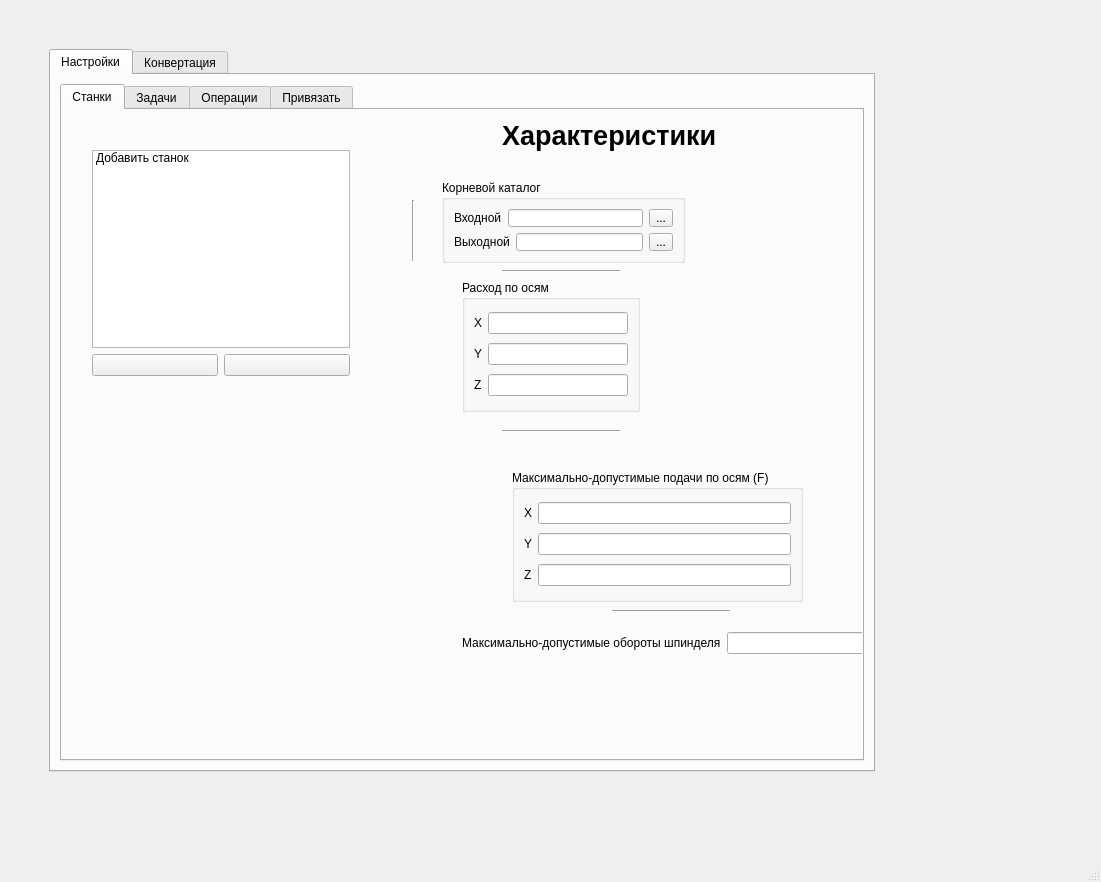
Qt form docs/pyside2-designer/ui.ui (filthps/CNC-File-Parser) before a commit.
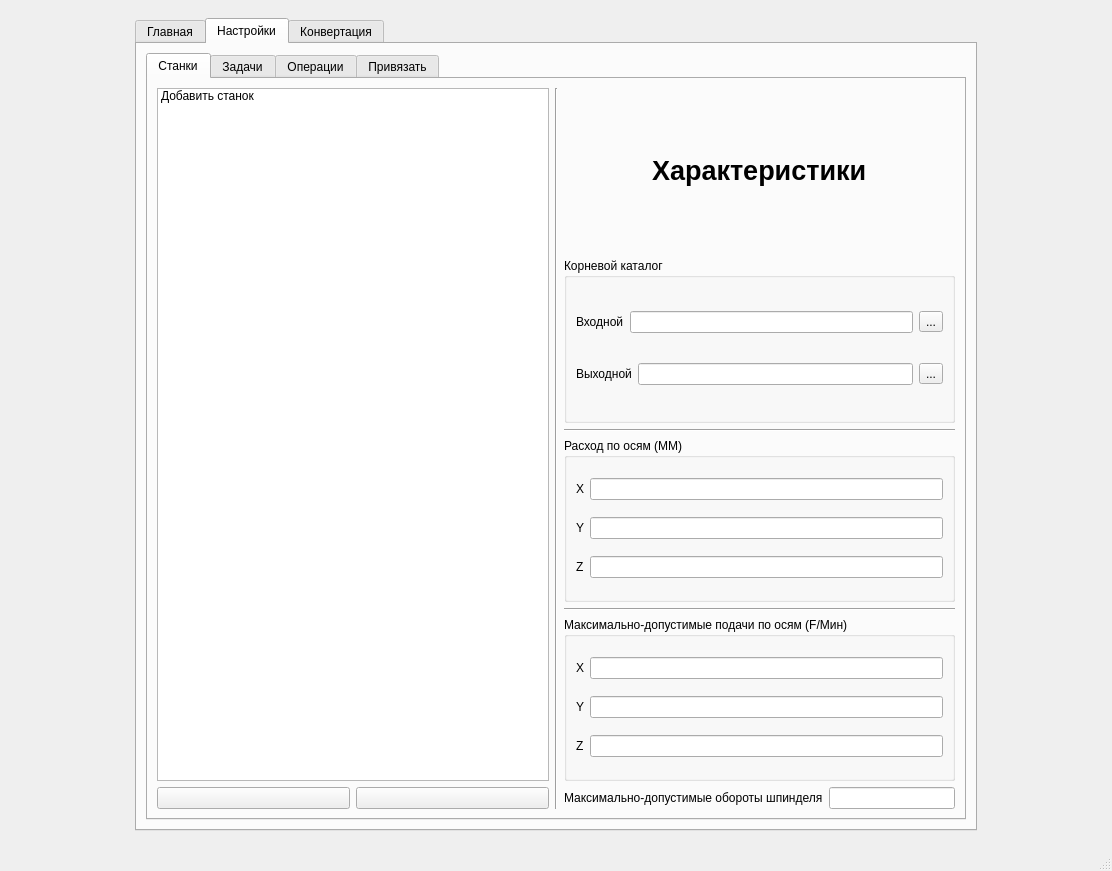
The same form after that commit. The open tabs and pages were chosen to show the change. Icons and pictures are not drawn.

Commit message: Обновил UI

The edit to the form file:
```diff
--- a/docs/pyside2-designer/ui.ui
+++ b/docs/pyside2-designer/ui.ui
@@ -6,13 +6,16 @@
    <rect>
     <x>0</x>
     <y>0</y>
-    <width>1101</width>
-    <height>882</height>
+    <width>1112</width>
+    <height>871</height>
    </rect>
   </property>
   <property name="windowTitle">
    <string>MainWindow</string>
   </property>
+  <property name="styleSheet">
+   <string notr="true"/>
+  </property>
   <widget class="QWidget" name="main_page">
    <property name="enabled">
     <bool>true</bool>
@@ -39,8 +42,6 @@
        <number>1</number>
       </property>
       <widget class="QWidget" name="main">
-       <layout class="QVBoxLayout" name="verticalLayout_24">
-        <item>
          <layout class="QVBoxLayout" name="verticalLayout_23">
           <item>
            <spacer name="verticalSpacer">
@@ -50,7 +51,7 @@
             <property name="sizeHint" stdset="0">
              <size>
               <width>20</width>
-              <height>40</height>
+            <height>372</height>
              </size>
             </property>
            </spacer>
@@ -58,13 +59,13 @@
           <item>
            <layout class="QHBoxLayout" name="horizontalLayout">
             <item>
-             <spacer name="horizontalSpacer">
+           <spacer name="horizontalSpacer_2">
               <property name="orientation">
                <enum>Qt::Horizontal</enum>
               </property>
               <property name="sizeHint" stdset="0">
                <size>
-                <width>40</width>
+              <width>18</width>
                 <height>20</height>
                </size>
               </property>
@@ -77,6 +78,19 @@
               </property>
              </widget>
             </item>
+          <item>
+           <spacer name="horizontalSpacer">
+            <property name="orientation">
+             <enum>Qt::Horizontal</enum>
+            </property>
+            <property name="sizeHint" stdset="0">
+             <size>
+              <width>40</width>
+              <height>20</height>
+             </size>
+            </property>
+           </spacer>
+          </item>
             <item>
              <widget class="QCommandLinkButton" name="to_sapr">
               <property name="enabled">
@@ -87,13 +101,42 @@
               </property>
              </widget>
             </item>
+          <item>
+           <spacer name="horizontalSpacer_55">
+            <property name="orientation">
+             <enum>Qt::Horizontal</enum>
+            </property>
+            <property name="sizeHint" stdset="0">
+             <size>
+              <width>40</width>
+              <height>20</height>
+             </size>
+            </property>
+           </spacer>
+          </item>
             <item>
              <widget class="QCommandLinkButton" name="commandLinkButton_8">
+            <property name="enabled">
+             <bool>false</bool>
+            </property>
               <property name="text">
                <string>Калькулятор режимов</string>
               </property>
              </widget>
             </item>
+          <item>
+           <spacer name="horizontalSpacer_56">
+            <property name="orientation">
+             <enum>Qt::Horizontal</enum>
+            </property>
+            <property name="sizeHint" stdset="0">
+             <size>
+              <width>40</width>
+              <height>20</height>
+             </size>
+            </property>
+           </spacer>
+          </item>
             <item>
              <widget class="QCommandLinkButton" name="to_options">
               <property name="enabled">
@@ -114,7 +157,7 @@
              </widget>
             </item>
             <item>
-             <spacer name="horizontalSpacer_2">
+           <spacer name="horizontalSpacer_57">
               <property name="orientation">
                <enum>Qt::Horizontal</enum>
               </property>
@@ -136,28 +179,38 @@
             <property name="sizeHint" stdset="0">
              <size>
               <width>20</width>
-              <height>40</height>
+            <height>372</height>
              </size>
             </property>
            </spacer>
-          </item>
-         </layout>
         </item>
        </layout>
       </widget>
       <widget class="QWidget" name="options">
+       <layout class="QHBoxLayout" name="horizontalLayout_49">
+        <item>
+         <spacer name="horizontalSpacer_33">
+          <property name="orientation">
+           <enum>Qt::Horizontal</enum>
+          </property>
+          <property name="sizeHint" stdset="0">
+           <size>
+            <width>76</width>
+            <height>20</height>
+           </size>
+          </property>
+         </spacer>
+        </item>
+        <item>
        <widget class="QTabWidget" name="root_tab_widget">
-        <property name="geometry">
-         <rect>
-          <x>40</x>
-          <y>40</y>
-          <width>826</width>
-          <height>723</height>
-         </rect>
-        </property>
         <property name="currentIndex">
          <number>1</number>
         </property>
+          <widget class="QWidget" name="tab_3">
+           <attribute name="title">
+            <string>Главная</string>
+           </attribute>
+          </widget>
         <widget class="QWidget" name="options">
          <attribute name="title">
           <string>Настройки</string>
@@ -169,34 +222,70 @@
              <string notr="true"/>
             </property>
             <property name="currentIndex">
-             <number>2</number>
+               <number>0</number>
             </property>
             <widget class="QWidget" name="options_tab_machines">
              <attribute name="title">
               <string>Станки</string>
              </attribute>
+               <layout class="QHBoxLayout" name="horizontalLayout_51">
+                <item>
+                 <layout class="QVBoxLayout" name="verticalLayout_19">
+                  <item>
+                   <widget class="QListWidget" name="add_machine_list_0">
+                    <item>
+                     <property name="text">
+                      <string>Добавить станок</string>
+                     </property>
+                    </item>
+                   </widget>
+                  </item>
+                  <item>
+                   <layout class="QHBoxLayout" name="horizontalLayout_36">
+                    <item>
+                     <widget class="QPushButton" name="remove_button_0">
+                      <property name="text">
+                       <string/>
+                      </property>
+                     </widget>
+                    </item>
+                    <item>
+                     <widget class="QPushButton" name="add_button_0">
+                      <property name="text">
+                       <string/>
+                      </property>
+                     </widget>
+                    </item>
+                   </layout>
+                  </item>
+                 </layout>
+                </item>
+                <item>
              <widget class="Line" name="line_13">
-              <property name="geometry">
-               <rect>
-                <x>350</x>
-                <y>90</y>
-                <width>3</width>
-                <height>61</height>
-               </rect>
-              </property>
               <property name="orientation">
                <enum>Qt::Vertical</enum>
               </property>
              </widget>
+                </item>
+                <item>
+                 <layout class="QVBoxLayout" name="verticalLayout_24">
+                  <item>
+                   <layout class="QHBoxLayout" name="horizontalLayout_50">
+                    <item>
+                     <spacer name="horizontalSpacer_53">
+                      <property name="orientation">
+                       <enum>Qt::Horizontal</enum>
+                      </property>
+                      <property name="sizeHint" stdset="0">
+                       <size>
+                        <width>40</width>
+                        <height>20</height>
+                       </size>
+                      </property>
+                     </spacer>
+                    </item>
+                    <item>
              <widget class="QLabel" name="label_20">
-              <property name="geometry">
-               <rect>
-                <x>440</x>
-                <y>10</y>
-                <width>281</width>
-                <height>31</height>
-               </rect>
-              </property>
               <property name="font">
                <font>
                 <pointsize>20</pointsize>
@@ -208,15 +297,24 @@
                <string>Характеристики</string>
               </property>
              </widget>
+                    </item>
+                    <item>
+                     <spacer name="horizontalSpacer_54">
+                      <property name="orientation">
+                       <enum>Qt::Horizontal</enum>
+                      </property>
+                      <property name="sizeHint" stdset="0">
+                       <size>
+                        <width>40</width>
+                        <height>20</height>
+                       </size>
+                      </property>
+                     </spacer>
+                    </item>
+                   </layout>
+                  </item>
+                  <item>
              <widget class="QGroupBox" name="groupBox_7">
-              <property name="geometry">
-               <rect>
-                <x>380</x>
-                <y>70</y>
-                <width>243</width>
-                <height>83</height>
-               </rect>
-              </property>
               <property name="title">
                <string>Корневой каталог</string>
               </property>
@@ -273,64 +371,18 @@
                </item>
               </layout>
              </widget>
-             <widget class="QWidget" name="layoutWidget">
-              <property name="geometry">
-               <rect>
-                <x>30</x>
-                <y>40</y>
-                <width>258</width>
-                <height>226</height>
-               </rect>
-              </property>
-              <layout class="QVBoxLayout" name="verticalLayout_19">
-               <item>
-                <widget class="QListWidget" name="listWidget_3">
-                 <item>
-                  <property name="text">
-                   <string>Добавить станок</string>
-                  </property>
-                 </item>
-                </widget>
-               </item>
+                  </item>
                <item>
-                <layout class="QHBoxLayout" name="horizontalLayout_36">
-                 <item>
-                  <widget class="QPushButton" name="pushButton_3">
-                   <property name="text">
-                    <string/>
-                   </property>
-                   <property name="icon">
-                    <iconset>
-                     <normaloff>../../Downloads/free-icon-plus-1828819.png</normaloff>../../Downloads/free-icon-plus-1828819.png</iconset>
-                   </property>
+                   <widget class="Line" name="line_14">
+                    <property name="orientation">
+                     <enum>Qt::Horizontal</enum>
+                    </property>
                   </widget>
                  </item>
                  <item>
-                  <widget class="QPushButton" name="pushButton_4">
-                   <property name="text">
-                    <string/>
-                   </property>
-                   <property name="icon">
-                    <iconset>
-                     <normaloff>../../Downloads/free-icon-minus-226973.png</normaloff>../../Downloads/free-icon-minus-226973.png</iconset>
-                   </property>
-                  </widget>
-                 </item>
-                </layout>
-               </item>
-              </layout>
-             </widget>
              <widget class="QGroupBox" name="groupBox_8">
-              <property name="geometry">
-               <rect>
-                <x>400</x>
-                <y>170</y>
-                <width>178</width>
-                <height>132</height>
-               </rect>
-              </property>
               <property name="title">
-               <string>Расход по осям</string>
+                     <string>Расход по осям (ММ)</string>
               </property>
               <layout class="QVBoxLayout" name="verticalLayout_21">
                <item>
@@ -377,43 +429,18 @@
                </item>
               </layout>
              </widget>
-             <widget class="Line" name="line_14">
-              <property name="geometry">
-               <rect>
-                <x>440</x>
-                <y>160</y>
-                <width>118</width>
-                <height>3</height>
-               </rect>
-              </property>
-              <property name="orientation">
-               <enum>Qt::Horizontal</enum>
-              </property>
-             </widget>
+                  </item>
+                  <item>
              <widget class="Line" name="line_15">
-              <property name="geometry">
-               <rect>
-                <x>440</x>
-                <y>320</y>
-                <width>118</width>
-                <height>3</height>
-               </rect>
-              </property>
               <property name="orientation">
                <enum>Qt::Horizontal</enum>
               </property>
              </widget>
+                  </item>
+                  <item>
              <widget class="QGroupBox" name="groupBox_9">
-              <property name="geometry">
-               <rect>
-                <x>450</x>
-                <y>360</y>
-                <width>291</width>
-                <height>132</height>
-               </rect>
-              </property>
               <property name="title">
-               <string>Максимально-допустимые подачи по осям (F)</string>
+                     <string>Максимально-допустимые подачи по осям (F/Мин)</string>
               </property>
               <layout class="QVBoxLayout" name="verticalLayout_22">
                <item>
@@ -460,28 +487,8 @@
                </item>
               </layout>
              </widget>
-             <widget class="Line" name="line_16">
-              <property name="geometry">
-               <rect>
-                <x>550</x>
-                <y>500</y>
-                <width>118</width>
-                <height>3</height>
-               </rect>
-              </property>
-              <property name="orientation">
-               <enum>Qt::Horizontal</enum>
-              </property>
-             </widget>
-             <widget class="QWidget" name="layoutWidget">
-              <property name="geometry">
-               <rect>
-                <x>400</x>
-                <y>520</y>
-                <width>417</width>
-                <height>26</height>
-               </rect>
-              </property>
+                  </item>
+                  <item>
               <layout class="QHBoxLayout" name="horizontalLayout_43">
                <item>
                 <widget class="QLabel" name="label_29">
@@ -494,7 +501,10 @@
                 <widget class="QLineEdit" name="lineEdit_17"/>
                </item>
               </layout>
-             </widget>
+                  </item>
+                 </layout>
+                </item>
+               </layout>
             </widget>
             <widget class="QWidget" name="tab_2">
              <attribute name="title">
@@ -516,19 +526,6 @@
                   <string>Список операций</string>
                  </attribute>
                  <layout class="QHBoxLayout" name="horizontalLayout_35">
-                  <item>
-                   <spacer name="horizontalSpacer_32">
-                    <property name="orientation">
-                     <enum>Qt::Horizontal</enum>
-                    </property>
-                    <property name="sizeHint" stdset="0">
-                     <size>
-                      <width>82</width>
-                      <height>20</height>
-                     </size>
-                    </property>
-                   </spacer>
-                  </item>
                   <item>
                    <layout class="QVBoxLayout" name="verticalLayout_16">
                     <item>
@@ -553,24 +550,24 @@
                   <item>
                    <layout class="QVBoxLayout" name="verticalLayout_18">
                     <item>
-                     <widget class="QPushButton" name="pushButton">
+                       <widget class="QPushButton" name="move_right_0">
                       <property name="text">
                        <string/>
                       </property>
                       <property name="icon">
                        <iconset>
-                        <normaloff>../../Downloads/pngwing.com.png</normaloff>../../Downloads/pngwing.com.png</iconset>
+                          <normaloff>../../gui/static/img/arrow-right.png</normaloff>../../gui/static/img/arrow-right.png</iconset>
                       </property>
                      </widget>
                     </item>
                     <item>
-                     <widget class="QPushButton" name="pushButton_2">
+                       <widget class="QPushButton" name="move_left_0">
                       <property name="text">
                        <string/>
                       </property>
                       <property name="icon">
                        <iconset>
-                        <normaloff>../../Downloads/pngwing.com(1).png</normaloff>../../Downloads/pngwing.com(1).png</iconset>
+                          <normaloff>../../gui/static/img/arrow-left.png</normaloff>../../gui/static/img/arrow-left.png</iconset>
                       </property>
                      </widget>
                     </item>
@@ -597,19 +594,6 @@
                     </item>
                    </layout>
                   </item>
-                  <item>
-                   <spacer name="horizontalSpacer_33">
-                    <property name="orientation">
-                     <enum>Qt::Horizontal</enum>
-                    </property>
-                    <property name="sizeHint" stdset="0">
-                     <size>
-                      <width>81</width>
-                      <height>20</height>
-                     </size>
-                    </property>
-                   </spacer>
-                  </item>
                  </layout>
                 </widget>
                 <widget class="QWidget" name="add_operation_first">
@@ -626,7 +610,7 @@
                      <enum>QFrame::Plain</enum>
                     </property>
                     <property name="currentIndex">
-                     <number>2</number>
+                       <number>6</number>
                     </property>
                     <widget class="QWidget" name="add_operation_first">
                      <layout class="QVBoxLayout" name="verticalLayout_5">
@@ -2343,13 +2327,28 @@
                  <layout class="QHBoxLayout" name="horizontalLayout_44">
                   <item>
                    <widget class="QLabel" name="label_30">
+                      <property name="font">
+                       <font>
+                        <pointsize>18</pointsize>
+                        <weight>75</weight>
+                        <bold>true</bold>
+                       </font>
+                      </property>
                     <property name="text">
                      <string>Станок</string>
                     </property>
                    </widget>
                   </item>
                   <item>
-                   <widget class="QComboBox" name="comboBox"/>
+                     <widget class="QComboBox" name="comboBox">
+                      <property name="font">
+                       <font>
+                        <pointsize>18</pointsize>
+                        <weight>75</weight>
+                        <bold>true</bold>
+                       </font>
+                      </property>
+                     </widget>
                   </item>
                  </layout>
                 </item>
@@ -2377,19 +2376,6 @@
               </item>
               <item>
                <layout class="QHBoxLayout" name="horizontalLayout_48">
-                <item>
-                 <spacer name="horizontalSpacer_53">
-                  <property name="orientation">
-                   <enum>Qt::Horizontal</enum>
-                  </property>
-                  <property name="sizeHint" stdset="0">
-                   <size>
-                    <width>40</width>
-                    <height>20</height>
-                   </size>
-                  </property>
-                 </spacer>
-                </item>
                 <item>
                  <layout class="QVBoxLayout" name="verticalLayout_25">
                   <item>
@@ -2427,14 +2413,14 @@
                   <item>
                    <layout class="QHBoxLayout" name="horizontalLayout_46">
                     <item>
-                     <widget class="QPushButton" name="pushButton_5">
+                       <widget class="QPushButton" name="remove_button_1">
                       <property name="text">
                        <string/>
                       </property>
                      </widget>
                     </item>
                     <item>
-                     <widget class="QPushButton" name="pushButton_6">
+                       <widget class="QPushButton" name="add_button_1">
                       <property name="text">
                        <string/>
                       </property>
@@ -2506,14 +2492,14 @@
                   <item>
                    <layout class="QHBoxLayout" name="horizontalLayout_47">
                     <item>
-                     <widget class="QPushButton" name="pushButton_7">
+                       <widget class="QPushButton" name="remove_button_2">
                       <property name="text">
                        <string/>
                       </property>
                      </widget>
                     </item>
                     <item>
-                     <widget class="QPushButton" name="pushButton_8">
+                       <widget class="QPushButton" name="add_button_2">
                       <property name="text">
                        <string/>
                       </property>
@@ -2541,19 +2527,6 @@
                   </item>
                  </layout>
                 </item>
-                <item>
-                 <spacer name="horizontalSpacer_54">
-                  <property name="orientation">
-                   <enum>Qt::Horizontal</enum>
-                  </property>
-                  <property name="sizeHint" stdset="0">
-                   <size>
-                    <width>40</width>
-                    <height>20</height>
-                   </size>
-                  </property>
-                 </spacer>
-                </item>
                </layout>
               </item>
              </layout>
@@ -2582,8 +2555,8 @@
          <widget class="QLCDNumber" name="lcdNumber">
           <property name="geometry">
            <rect>
-            <x>660</x>
-            <y>200</y>
+              <x>610</x>
+              <y>150</y>
             <width>131</width>
             <height>91</height>
            </rect>
@@ -2592,8 +2565,8 @@
          <widget class="QLabel" name="label">
           <property name="geometry">
            <rect>
-            <x>660</x>
-            <y>160</y>
+              <x>570</x>
+              <y>130</y>
             <width>201</width>
             <height>20</height>
            </rect>
@@ -2604,6 +2577,21 @@
          </widget>
         </widget>
        </widget>
+        </item>
+        <item>
+         <spacer name="horizontalSpacer_32">
+          <property name="orientation">
+           <enum>Qt::Horizontal</enum>
+          </property>
+          <property name="sizeHint" stdset="0">
+           <size>
+            <width>76</width>
+            <height>20</height>
+           </size>
+          </property>
+         </spacer>
+        </item>
+       </layout>
       </widget>
      </widget>
     </item>
@@ -2614,8 +2602,8 @@
     <rect>
      <x>0</x>
      <y>0</y>
-     <width>1101</width>
-     <height>26</height>
+     <width>1112</width>
+     <height>21</height>
     </rect>
    </property>
   </widget>
```
Lines whose indentation alone changed are shown as unchanged. The commit also changes 2 other files.
